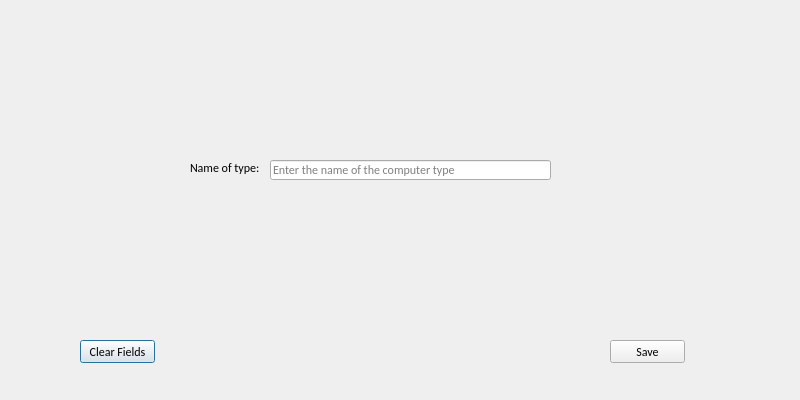
First picture: the form in Hopur21Verkefni/MyComputerScienceList/ui/addtype.ui, repository Hopur21/Hopur21, before the edit.
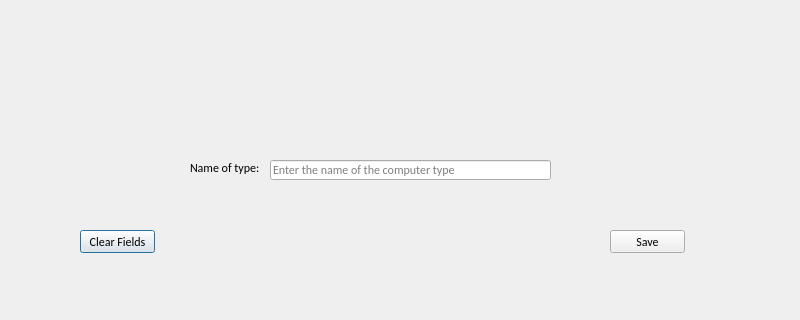
Second picture: the form after the edit. Icons and pictures are not drawn.

Commit message: edited gui after no pop up changes

```diff
--- a/Hopur21Verkefni/MyComputerScienceList/ui/addtype.ui
+++ b/Hopur21Verkefni/MyComputerScienceList/ui/addtype.ui
@@ -7,9 +7,21 @@
     <x>0</x>
     <y>0</y>
     <width>800</width>
-    <height>400</height>
+    <height>320</height>
    </rect>
   </property>
+  <property name="minimumSize">
+   <size>
+    <width>0</width>
+    <height>320</height>
+   </size>
+  </property>
+  <property name="maximumSize">
+   <size>
+    <width>16777215</width>
+    <height>320</height>
+   </size>
+  </property>
   <property name="windowTitle">
    <string>Dialog</string>
   </property>
@@ -17,7 +29,7 @@
    <property name="geometry">
     <rect>
      <x>80</x>
-     <y>340</y>
+     <y>230</y>
      <width>75</width>
      <height>23</height>
     </rect>
@@ -71,7 +83,7 @@
    <property name="geometry">
     <rect>
      <x>610</x>
-     <y>340</y>
+     <y>230</y>
      <width>75</width>
      <height>23</height>
     </rect>
```
The commit also changes 1 other file.
